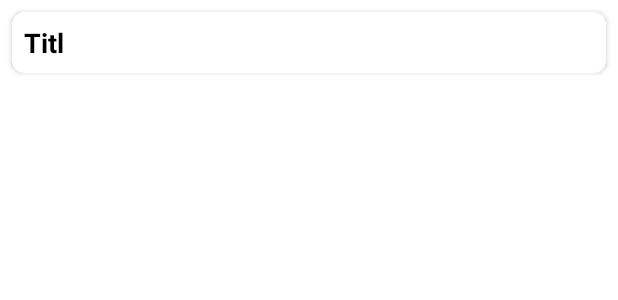
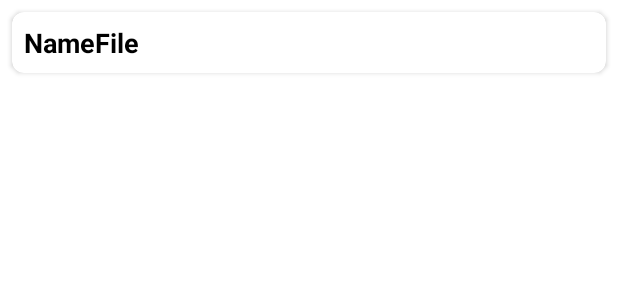
Before and after one commit to Kirill-JD/Obligation, an Android app: the layout words_list.xml on its own in the app's theme, with its tools: preview values and no code run, on a phone screen of 412 x 824 dp. Shown: the top 300 px of the screen. Run offline under Robolectric (Android 15) with nearby library versions, the phone set to English and light mode, and no system bars.

Commit message:
update text

```diff
--- a/app/src/main/res/layout/words_list.xml
+++ b/app/src/main/res/layout/words_list.xml
@@ -19,7 +19,7 @@
                 android:id="@+id/tv_words"
                 android:layout_width="match_parent"
                 android:layout_height="wrap_content"
-                android:text="Titl"
+                android:text="NameFile"
                 android:textSize="18sp"
                 android:textStyle="bold"
                 android:textColor="@color/black"
```
